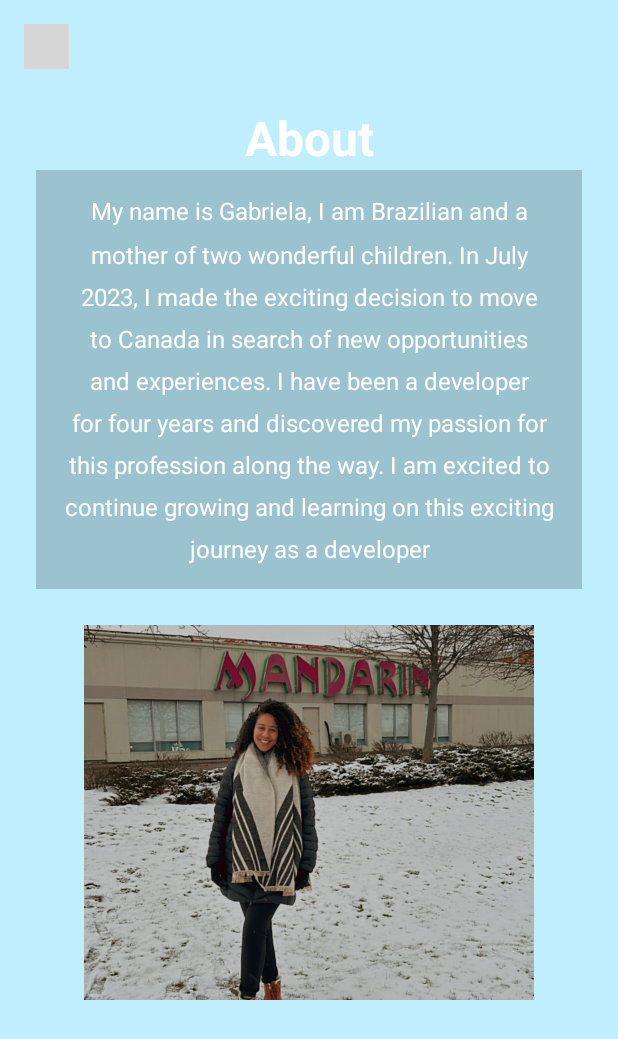
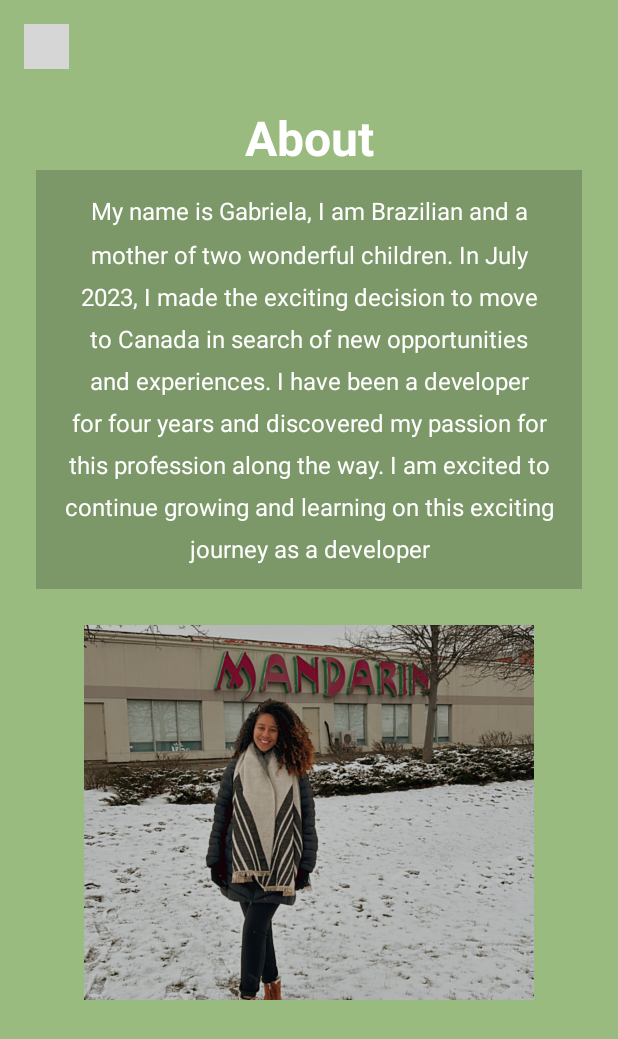
Before and after one commit to gabrielapereira15/HappyHunt_V2, an Android app: the AboutActivity screen opened directly, with no data from a screen before it, on a phone screen of 412 x 824 dp. Shown: the top 1039 px of the screen. Run offline under Robolectric (Android 15) with nearby library versions, the phone set to English and light mode, and no system bars; grey boxes are pictures that could not be loaded.

Commit message:
changing background

```diff
--- a/app/src/main/res/layout/activity_about.xml
+++ b/app/src/main/res/layout/activity_about.xml
@@ -3,7 +3,7 @@
     xmlns:tools="http://schemas.android.com/tools"
     android:layout_width="match_parent"
     android:layout_height="match_parent"
-    android:background="@color/light_blue"
+    android:background="@color/light_green"
     tools:context=".Activity.AboutActivity">
 
     <!-- Back Button -->
--- a/app/src/main/res/values/colors.xml
+++ b/app/src/main/res/values/colors.xml
@@ -10,7 +10,7 @@
     <color name="dark_yellow">#FFFFCC00</color>
 
     <color name="light_blue">#FFBFEFFF</color>
-    <color name="light_green">#FFB3FFC9</color>
+    <color name="light_green">#9abb80</color>
     <color name="light_purple">#FFE3D7FF</color>
     <color name="light_gray">#FFECECEC</color>
     <color name="transparentColor" >#00FFFFFF</color>
```
Also changed, not shown: app/src/main/res/drawable/main_background.jpg (deleted), app/src/main/res/drawable/main_background.png (added).
